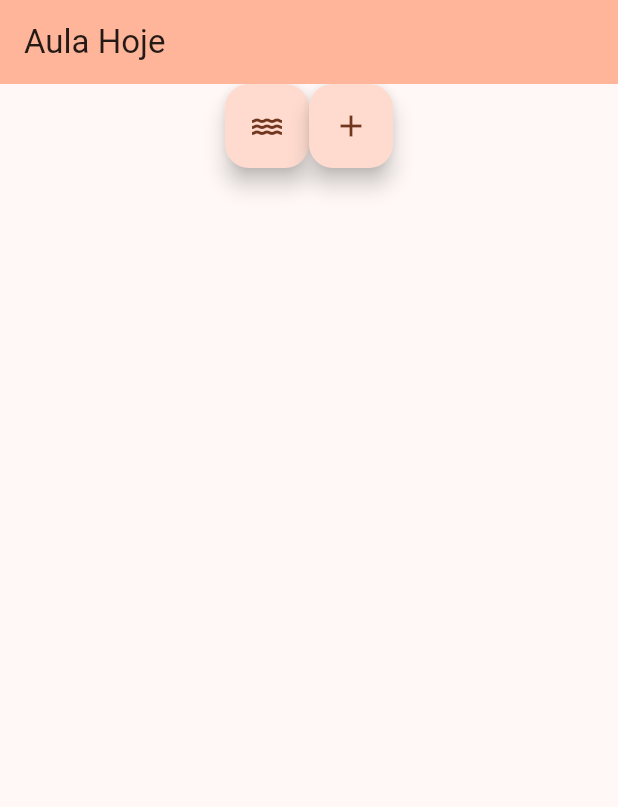
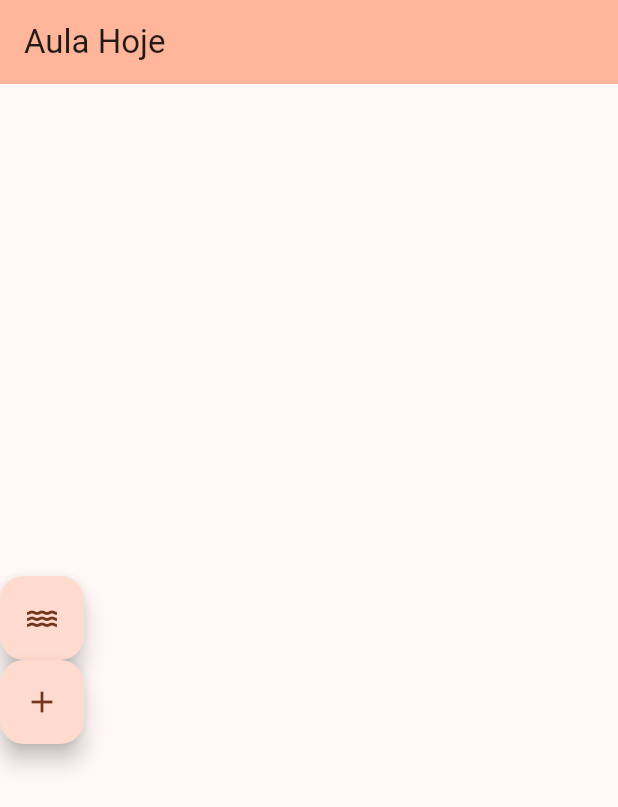
Before and after one commit to FrancisCarolina/inicialFlutter, a Flutter app: the screen it shows after launch, on a phone screen of 412 x 824 dp. Shown: the top 807 px of the screen. Run offline on Flutter 3.47's test engine with Material 2 defaults, Android fonts, the phone set to English and light mode, and no system bars; missing offline and left inert: dart:html.

Commit message:
cross align

```diff
--- a/inicial/lib/home.dart
+++ b/inicial/lib/home.dart
@@ -19,8 +19,9 @@ class _MyHomePageState extends State<MyHomePage> {
           title: Text('Aula Hoje'),
           backgroundColor: Theme.of(context).colorScheme.inversePrimary,
         ),
-        body: Row(
+        body: Column(
           mainAxisAlignment: MainAxisAlignment.center,
+          crossAxisAlignment: CrossAxisAlignment.center,
           children: [
             FloatingActionButton(
               onPressed: () {},
```
